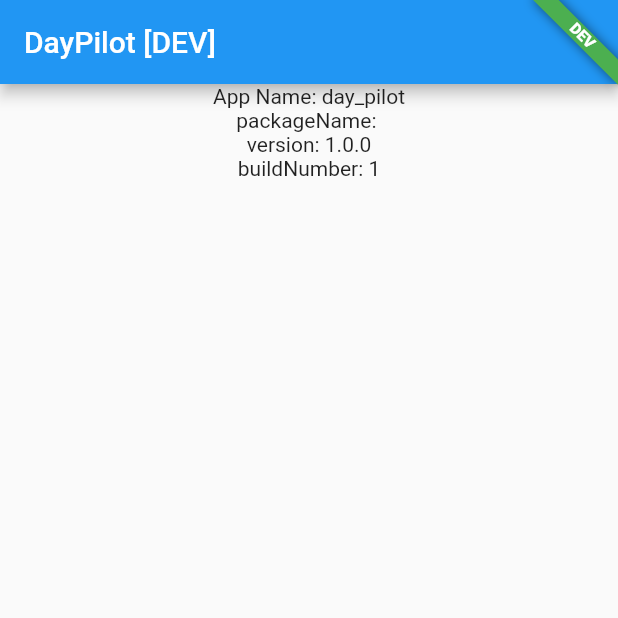
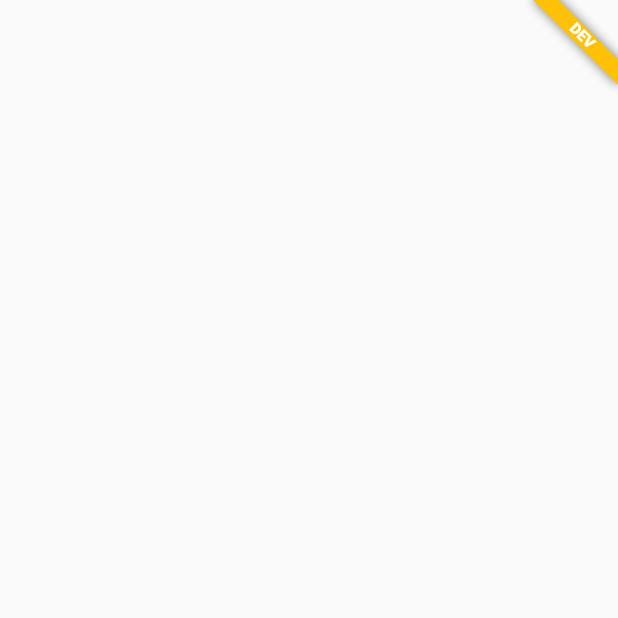
Before and after one commit to davidaodejobi/day-pilot, a Flutter app: the screen it shows after launch, on a phone screen of 412 x 824 dp, the top half of it. Run offline on Flutter 3.47's test engine with Material 2 defaults, Android fonts, the phone set to English and light mode, and no system bars.

Commit message:
chore: flavor setup

```diff
--- a/lib/flavor_banner.dart
+++ b/lib/flavor_banner.dart
@@ -21,9 +21,8 @@ class FlavorBanner extends StatelessWidget {
   BannerConfig _getDefaultBanner() {
     return BannerConfig(
       bannerName: FlavorConfig.instance!.env.toString(),
-      bannerColor: !FlavorConfig.isDevelopment()
-          ? Colors.green
-          : const Color(0xffFFDE00),
+      bannerColor:
+          !FlavorConfig.isDevelopment() ? Colors.amber : Colors.transparent,
     );
   }
 
--- a/lib/flavor_config.dart
+++ b/lib/flavor_config.dart
@@ -4,13 +4,9 @@ enum Flavor {
 }
 
 class FlavorValues {
-  final String? bundleID;
-  final String? appID;
   final String? baseUrl;
 
   FlavorValues({
-    this.bundleID,
-    this.appID,
     this.baseUrl,
   });
 }
--- a/lib/main.dart
+++ b/lib/main.dart
@@ -1,7 +1,6 @@
 import 'package:day_pilot/flavor_banner.dart';
 import 'package:day_pilot/flavor_config.dart';
 import 'package:flutter/material.dart';
-import 'package:package_info_plus/package_info_plus.dart';
 
 void mainCommon() {
   WidgetsFlutterBinding.ensureInitialized();
@@ -15,66 +14,45 @@ class DayPilot extends StatelessWidget {
   // This widget is the root of your application.
   @override
   Widget build(BuildContext context) {
+    return FlavorConfig.isProduction()
+        ? const AppMaterialApp()
+        : Banner(
+            location: BannerLocation.topEnd,
+            message: FlavorConfig.instance!.env.toString(),
+            color: Colors.amber,
+            child: const AppMaterialApp(),
+          );
+  }
+}
+
+class AppMaterialApp extends StatelessWidget {
+  const AppMaterialApp({
+    super.key,
+  });
+
+  @override
+  Widget build(BuildContext context) {
     return MaterialApp(
       debugShowCheckedModeBanner: false,
       title: FlavorConfig.instance!.name,
       theme: ThemeData(
         primarySwatch: Colors.blue,
       ),
-      home: MyHomePage(
-        title: FlavorConfig.instance!.name,
-      ),
+      home: const MyHomePage(),
     );
   }
 }
 
-class MyHomePage extends StatefulWidget {
-  const MyHomePage({Key? key, required this.title}) : super(key: key);
-
-  final String title;
-
-  @override
-  _MyHomePageState createState() => _MyHomePageState();
-}
-
-class _MyHomePageState extends State<MyHomePage> {
-  @override
-  void initState() {
-    getInfo();
-    super.initState();
-  }
-
-  String appName = "";
-  String packageName = "";
-  String version = "";
-  String buildNumber = "";
-
-  void getInfo() async {
-    PackageInfo packageInfo = await PackageInfo.fromPlatform();
-
-    setState(() {
-      appName = packageInfo.appName;
-      packageName = packageInfo.packageName;
-      version = packageInfo.version;
-      buildNumber = packageInfo.buildNumber;
-    });
-  }
+class MyHomePage extends StatelessWidget {
+  const MyHomePage({super.key});
 
   @override
   Widget build(BuildContext context) {
     return FlavorBanner(
       child: Scaffold(
-        appBar: AppBar(
-          title: Text(widget.title),
-        ),
         body: Center(
             child: Column(
-          children: [
-            Text("App Name: $appName"),
-            Text("packageName: $packageName"),
-            Text("version: $version"),
-            Text("buildNumber: $buildNumber"),
-          ],
+          children: const [],
         )), // This trailing comma makes auto-formatting nicer for build methods.
       ),
     );
--- a/lib/main_dev.dart
+++ b/lib/main_dev.dart
@@ -7,8 +7,6 @@ void main() {
     env: "DEV",
     name: "DayPilot [DEV]",
     values: FlavorValues(
-      bundleID: '',
-      appID: 'io.plan.day_pilot.dev',
       baseUrl: '',
     ),
   );
--- a/lib/main_prod.dart
+++ b/lib/main_prod.dart
@@ -7,8 +7,6 @@ void main() {
     env: "PROD",
     name: "DayPilot",
     values: FlavorValues(
-      bundleID: '',
-      appID: 'io.plan.day_pilot',
       baseUrl: '',
     ),
   );
--- a/pubspec.yaml
+++ b/pubspec.yaml
@@ -14,14 +14,12 @@ dependencies:
 
   cupertino_icons: ^1.0.2
   flutter_svg: ^2.0.2
-  flutter_launcher_icons: ^0.13.1
-  flutter_native_splash: ^2.2.19
-  package_info_plus: ^4.0.2
 
 dev_dependencies:
   flutter_test:
     sdk: flutter
-
+  flutter_launcher_icons: ^0.13.1
+  flutter_native_splash: ^2.2.19
   flutter_lints: ^2.0.0
 
 flutter:
```
Also changed, not shown: lib/app_config.dart (deleted, +0 -27 lines), pubspec.lock, 2 other files.
